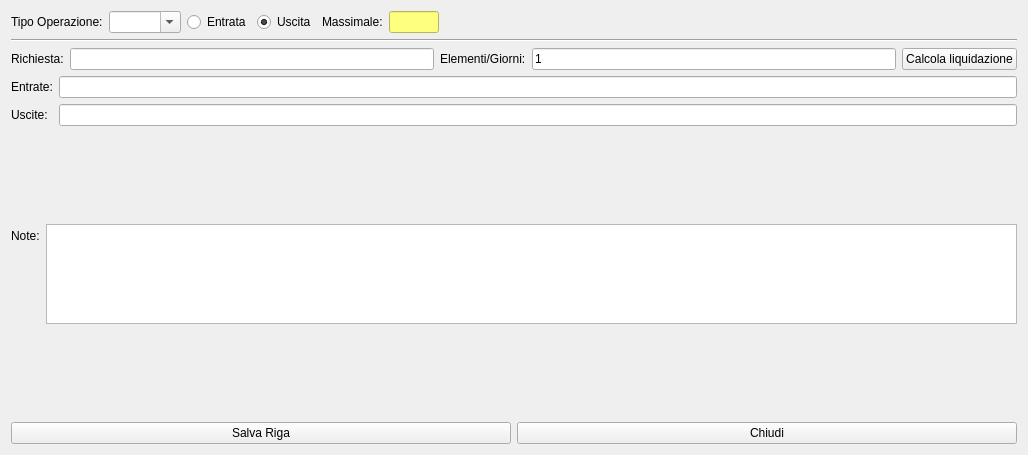
Qt form cnuovarigaregistrazione.ui (fblabs/cimiapp2) before a commit.
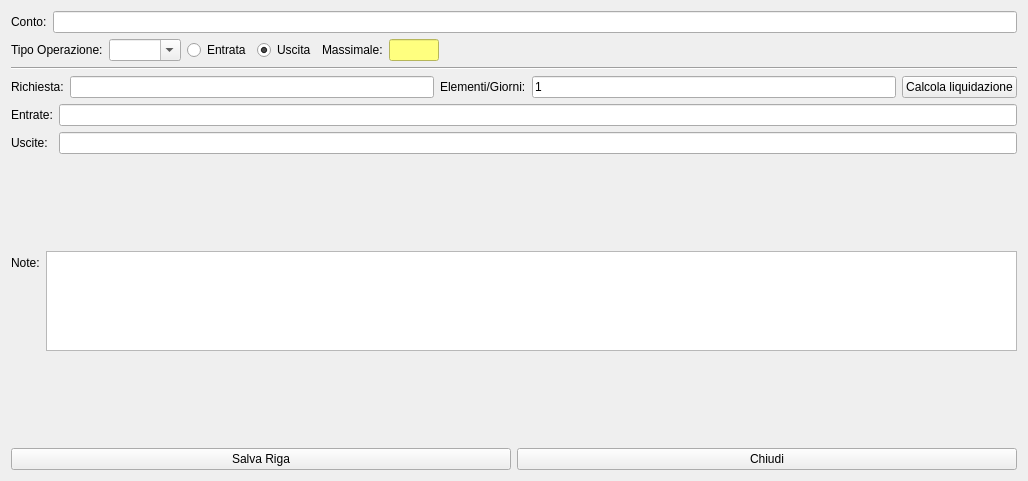
The same form after that commit. Icons and pictures are not drawn.

Patch:
```diff
--- a/cnuovarigaregistrazione.ui
+++ b/cnuovarigaregistrazione.ui
@@ -10,7 +10,7 @@
     <x>0</x>
     <y>0</y>
     <width>1028</width>
-    <height>455</height>
+    <height>481</height>
    </rect>
   </property>
   <property name="windowTitle">
@@ -21,6 +21,24 @@
     <normaloff>:/Resources/Plus.PNG</normaloff>:/Resources/Plus.PNG</iconset>
   </property>
   <layout class="QVBoxLayout" name="verticalLayout">
+   <item>
+    <layout class="QHBoxLayout" name="horizontalLayout_3">
+     <item>
+      <widget class="QLabel" name="label_3">
+       <property name="text">
+        <string>Conto:</string>
+       </property>
+      </widget>
+     </item>
+     <item>
+      <widget class="QLineEdit" name="leConto">
+       <property name="readOnly">
+        <bool>true</bool>
+       </property>
+      </widget>
+     </item>
+    </layout>
+   </item>
    <item>
     <layout class="QFormLayout" name="formLayout_3">
      <item row="0" column="0">
```
